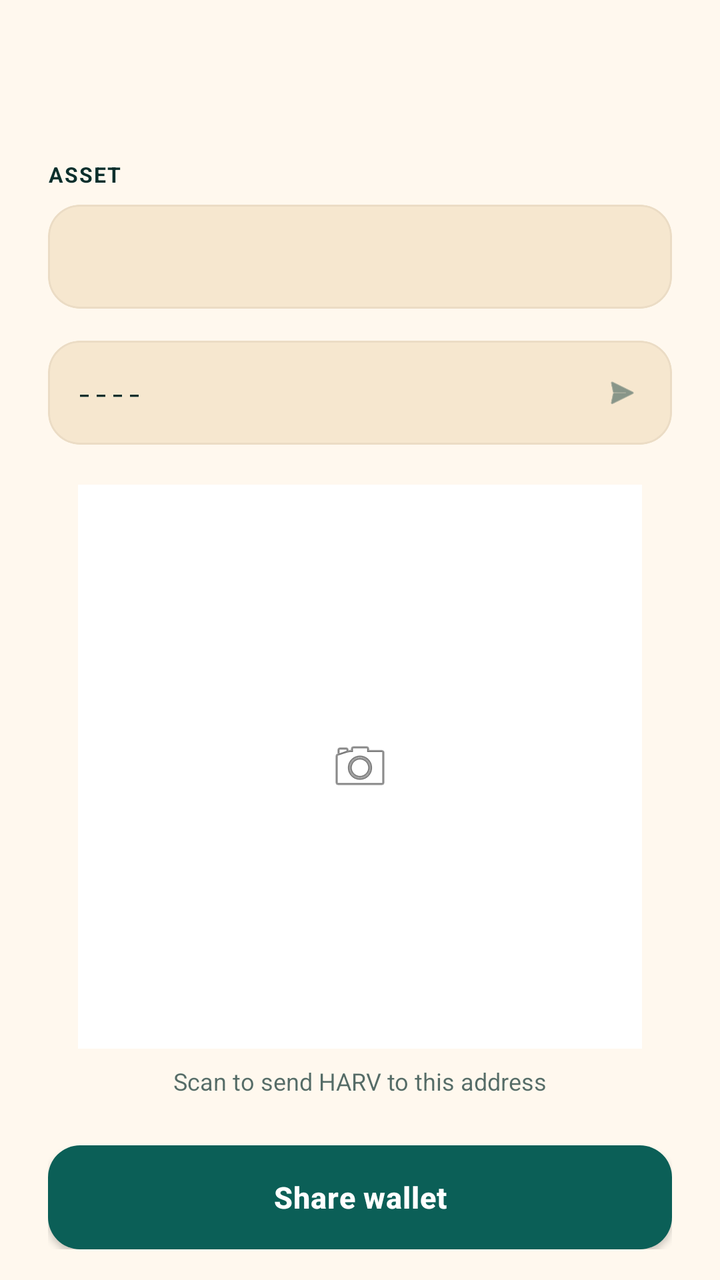
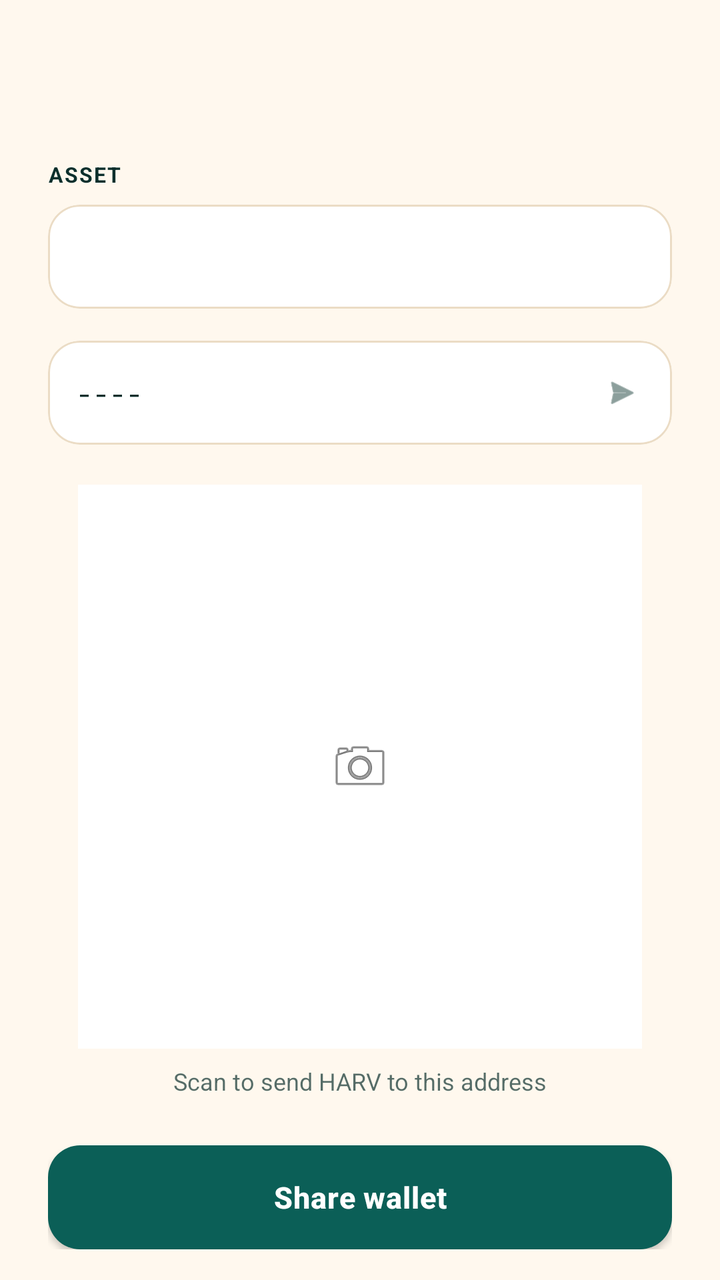

An Android layout rendered at two revisions. The XML below is the earlier revision; the diff shows what the commit changed to produce the second picture.
<!-- AndroidManifest.xml: application theme AppTheme -->
<!-- res/layout/receive.xml -->
<androidx.coordinatorlayout.widget.CoordinatorLayout
	xmlns:android="http://schemas.android.com/apk/res/android"
	xmlns:app="http://schemas.android.com/apk/res-auto"
	xmlns:tools="http://schemas.android.com/tools"
	android:id="@+id/_coordinator"
	android:layout_width="match_parent"
	android:layout_height="match_parent">
	<com.google.android.material.appbar.AppBarLayout
		android:id="@+id/_app_bar"
		android:layout_width="match_parent"
		android:layout_height="wrap_content"
		android:theme="@style/AppTheme.AppBarOverlay"
		app:elevation="0dp"
		android:stateListAnimator="@null">
		<androidx.appcompat.widget.Toolbar
			android:id="@+id/_toolbar"
			android:layout_width="match_parent"
			android:layout_height="?attr/actionBarSize"
			android:background="?attr/appBarColor"
			app:popupTheme="@style/AppTheme.PopupOverlay" />
	</com.google.android.material.appbar.AppBarLayout>
	<androidx.core.widget.NestedScrollView
		android:layout_width="match_parent"
		android:layout_height="match_parent"
		android:fillViewport="true"
		android:overScrollMode="never"
		app:layout_behavior="@string/appbar_scrolling_view_behavior">
		<LinearLayout
			android:id="@+id/linear5"
			android:layout_width="match_parent"
			android:layout_height="wrap_content"
			android:padding="24dp"
			android:orientation="vertical">
			<TextView
				android:id="@+id/textview1"
				android:layout_width="wrap_content"
				android:layout_height="wrap_content"
				android:layout_marginBottom="8dp"
				android:text="ASSET"
				android:textStyle="bold"
				android:textSize="10.5sp"
				android:letterSpacing="0.06" />
			<com.google.android.material.card.MaterialCardView
				android:id="@+id/cardview1"
				android:layout_width="match_parent"
				android:layout_height="wrap_content"
				android:layout_marginBottom="16dp"
				app:cardBackgroundColor="@color/colorSurfaceRaised"
				app:cardCornerRadius="16dp"
				app:cardElevation="0dp"
				app:strokeColor="@color/colorCardStroke"
				app:strokeWidth="1dp">
				<Spinner
					android:id="@+id/spinnerAssets"
					android:layout_width="match_parent"
					android:layout_height="52dp"
					android:background="@android:color/transparent"
					android:spinnerMode="dropdown"
					android:theme="@style/WhiteSpinnerTheme"
					android:paddingStart="12dp"
					android:paddingEnd="12dp" />
			</com.google.android.material.card.MaterialCardView>
			<com.google.android.material.card.MaterialCardView
				android:id="@+id/cardview2"
				android:layout_width="match_parent"
				android:layout_height="wrap_content"
				android:layout_marginBottom="20dp"
				app:cardBackgroundColor="@color/colorSurfaceRaised"
				app:cardCornerRadius="16dp"
				app:cardElevation="0dp"
				app:strokeColor="@color/colorCardStroke"
				app:strokeWidth="1dp">
				<LinearLayout
					android:id="@+id/linear6"
					android:layout_width="match_parent"
					android:layout_height="52dp"
					android:padding="14dp"
					android:gravity="center_vertical"
					android:orientation="horizontal">
					<TextView
						android:id="@+id/tvDepositAddress"
						android:layout_width="0dp"
						android:layout_height="wrap_content"
						android:background="@android:color/transparent"
						android:text="----"
						android:singleLine="true"
						android:layout_weight="1"
						android:textSize="13.5sp"
						android:fontFamily="monospace"
						android:ellipsize="middle" />
					<ImageView
						android:id="@+id/ivCopyAddress"
						android:layout_width="22dp"
						android:layout_height="22dp"
						android:padding="2dp"
						android:scaleType="centerInside"
						android:src="@android:drawable/ic_menu_send"
						android:layout_marginStart="12dp"
						android:contentDescription="Copyaddress"
						app:tint="@color/colorTextSecondary" />
				</LinearLayout>
			</com.google.android.material.card.MaterialCardView>
			<LinearLayout
				android:id="@+id/ll_qr_card"
				android:layout_width="wrap_content"
				android:layout_height="wrap_content"
				android:background="@color/colorTextPrimaryWhite"
				android:gravity="center_horizontal|center_vertical"
				android:orientation="vertical"
				android:layout_gravity="center_horizontal">
				<ImageView
					android:id="@+id/ivQrCode"
					android:layout_width="250dp"
					android:layout_height="250dp"
					android:layout_margin="16dp"
					android:scaleType="centerInside"
					android:src="@android:drawable/ic_menu_camera" />
			</LinearLayout>
			<TextView
				android:id="@+id/tvQrHint"
				android:layout_width="wrap_content"
				android:layout_height="wrap_content"
				android:layout_marginTop="8dp"
				android:layout_marginBottom="24dp"
				android:text="Scan to send HARV to this address"
				android:textSize="12sp"
				android:layout_gravity="center_horizontal"
				android:alpha="0.7" />
			<com.google.android.material.button.MaterialButton
				android:id="@+id/btnShare"
				android:layout_width="match_parent"
				android:layout_height="52dp"
				android:gravity="center_horizontal|center_vertical"
				android:text="Share wallet"
				android:textSize="15sp"
				android:textStyle="bold"
				app:backgroundTint="@color/colorAccent"
				app:cornerRadius="16dp"
				app:elevation="0dp" />
		</LinearLayout>
	</androidx.core.widget.NestedScrollView>
</androidx.coordinatorlayout.widget.CoordinatorLayout>
<!-- resources referenced by this layout -->
<resources>
  <color name="colorAccent">#0B5F57</color>
  <color name="colorCardStroke">#EBDCC5</color>
  <color name="colorSurfaceRaised">#F6E7CF</color>
  <color name="colorTextPrimaryWhite">#FFFFFF</color>
  <color name="colorTextSecondary">#3F5F5A</color>
  <style name="AppTheme.AppBarOverlay" parent="ThemeOverlay.MaterialComponents.Light">
          
          <item name="android:textColorPrimary">?attr/onAppBarColor</item>
          <item name="android:textColorSecondary">?attr/onAppBarColor</item>
          <item name="colorControlNormal">?attr/onAppBarColor</item>
          <item name="colorOnSurface">?attr/onAppBarColor</item>
      </style>
  <style name="AppTheme.PopupOverlay" parent="ThemeOverlay.MaterialComponents.Light">
          <item name="popupMenuStyle">@style/HarvanaPopupMenu</item>
          <item name="actionOverflowMenuStyle">@style/HarvanaPopupMenu</item>
      </style>
  <style name="WhiteSpinnerTheme" parent="ThemeOverlay.AppCompat.Light">
          <item name="android:textColorPrimary">@color/colorTextPrimary</item>
          <item name="android:textColor">@color/colorTextPrimary</item>
          <item name="android:textSize">20sp</item>
          <item name="colorControlNormal">@color/colorTextPrimary</item>
          <item name="spinnerStyle">@style/HarvanaSpinner</item>
      </style>
  <style name="HarvanaPopupMenu" parent="Widget.MaterialComponents.PopupMenu">
          <item name="android:popupBackground">@drawable/bg_popup_menu</item>
          <item name="android:popupElevation">10dp</item>
      </style>
  <color name="colorTextPrimary">#0B2F2C</color>
  <style name="HarvanaSpinner" parent="Widget.AppCompat.Spinner">
          <item name="android:popupBackground">@color/colorSurface</item>
          <item name="android:dropDownSelector">@color/colorAccentRipple</item>
      </style>
  <style name="HarvanaTextView" parent="android:Widget.TextView">
          <item name="android:textColor">@color/colorTextPrimary</item>
      </style>
  <color name="colorBackground">#FFF8EE</color>
  <color name="colorTextOnAccent">#FFFFFF</color>
  <color name="colorAccentDark">#084A44</color>
  <color name="colorError">#C8443F</color>
  <color name="colorControlNormal">#587570</color>
  <color name="colorAccentRipple">#1A0B5F57</color>
  <color name="colorAccentStroke">#330B5F57</color>
  <color name="colorAccentStrong">#053D3A</color>
  <color name="colorSurface">#FFFFFF</color>
  <color name="colorTextTertiary">#587570</color>
  <!-- drawable bg_popup_menu (drawable) -->
  <?xml version="1.0" encoding="utf-8"?>
  <shape xmlns:android="http://schemas.android.com/apk/res/android" android:shape="rectangle">
      <solid android:color="@color/colorPopupSurface" />
      <stroke android:width="1dp" android:color="@color/colorCardStroke" />
      <corners android:radius="14dp" />
  </shape>
  <style name="HarvanaDialogButton" parent="Widget.MaterialComponents.Button.TextButton.Dialog">
          <item name="android:textColor">@color/colorAccent</item>
          <item name="android:minHeight">48dp</item>
      </style>
  <style name="HarvanaBottomSheetStyle" parent="Widget.MaterialComponents.BottomSheet.Modal">
          <item name="backgroundTint">?attr/colorSurface</item>
          <item name="shapeAppearanceOverlay">@style/HarvanaBottomSheetShape</item>
      </style>
  <color name="colorPopupSurface">#F6E9D2</color>
  <style name="HarvanaBottomSheetShape" parent="">
          <item name="cornerFamily">rounded</item>
          <item name="cornerSizeTopLeft">20dp</item>
          <item name="cornerSizeTopRight">20dp</item>
          <item name="cornerSizeBottomLeft">0dp</item>
          <item name="cornerSizeBottomRight">0dp</item>
      </style>
  <!-- unchanged entries left out for length: 6 -->
</resources>

<!-- the commit's change to res/layout/receive.xml (unified diff, before → after) -->
@@ -45,7 +45,7 @@
 				android:layout_width="match_parent"
 				android:layout_height="wrap_content"
 				android:layout_marginBottom="16dp"
-				app:cardBackgroundColor="@color/colorSurfaceRaised"
+				app:cardBackgroundColor="@color/colorSurface"
 				app:cardCornerRadius="16dp"
 				app:cardElevation="0dp"
 				app:strokeColor="@color/colorCardStroke"
@@ -65,7 +65,7 @@
 				android:layout_width="match_parent"
 				android:layout_height="wrap_content"
 				android:layout_marginBottom="20dp"
-				app:cardBackgroundColor="@color/colorSurfaceRaised"
+				app:cardBackgroundColor="@color/colorSurface"
 				app:cardCornerRadius="16dp"
 				app:cardElevation="0dp"
 				app:strokeColor="@color/colorCardStroke"
<!-- resource entries referenced after the edit -->
@@ -2,7 +2,6 @@
 <resources>
   <color name="colorAccent">#0B5F57</color>
   <color name="colorCardStroke">#EBDCC5</color>
-  <color name="colorSurfaceRaised">#F6E7CF</color>
   <color name="colorTextPrimaryWhite">#FFFFFF</color>
   <color name="colorTextSecondary">#3F5F5A</color>
   <style name="AppTheme.AppBarOverlay" parent="ThemeOverlay.MaterialComponents.Light">
@@ -60,7 +59,7 @@
           <item name="backgroundTint">?attr/colorSurface</item>
           <item name="shapeAppearanceOverlay">@style/HarvanaBottomSheetShape</item>
       </style>
-  <color name="colorPopupSurface">#F6E9D2</color>
+  <color name="colorPopupSurface">@color/colorSurface</color>
   <style name="HarvanaBottomSheetShape" parent="">
           <item name="cornerFamily">rounded</item>
           <item name="cornerSizeTopLeft">20dp</item>
